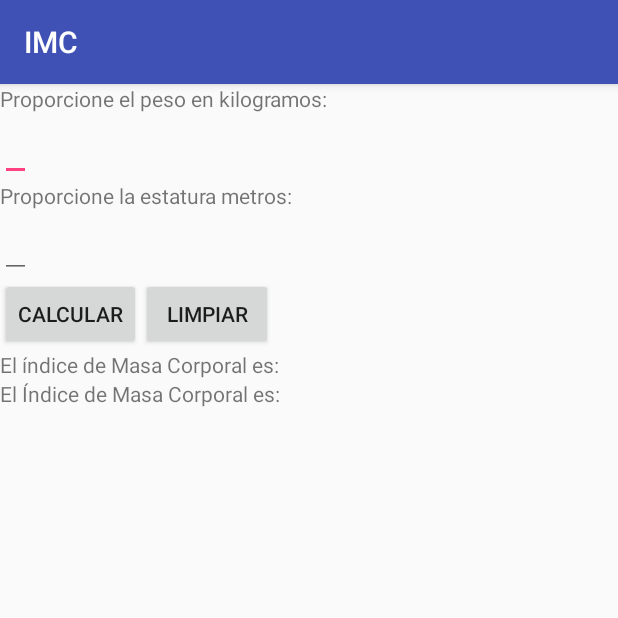
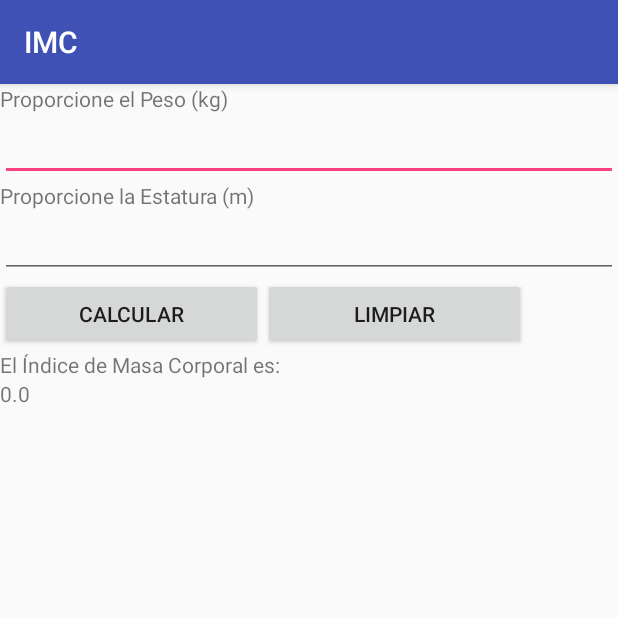
Before and after one commit to RodrigoTamayMoo/imcApp, an Android app: the screen it shows after launch (MainActivity), on a phone screen of 412 x 824 dp, the top half of it. Run offline under Robolectric (Android 15) with nearby library versions, the phone set to English and light mode, and no system bars.

Commit message:
IMC: Primer versión funcional del proyecto. Incluye manejo de eventos.

```diff
--- a/app/src/main/res/layout/activity_main.xml
+++ b/app/src/main/res/layout/activity_main.xml
@@ -14,8 +14,9 @@
         android:text="@string/texto_etiqueta_peso" />
 
     <EditText
-        android:layout_width="wrap_content"
+        android:layout_width="match_parent"
         android:layout_height="wrap_content"
+        android:inputType="number"
         android:id="@+id/campo_peso"
         />
 
@@ -25,37 +26,39 @@
         android:text="@string/texto_etiqueta_estatura" />
 
     <EditText
-        android:layout_width="wrap_content"
+        android:layout_width="match_parent"
         android:layout_height="wrap_content"
+        android:inputType="numberDecimal"
         android:id="@+id/campo_estatura" />
 
     <LinearLayout
         android:layout_width="match_parent"
         android:layout_height="wrap_content"
-        android:orientation="horizontal">
+        android:orientation="horizontal"
+        android:layout_gravity="center" >
 
         <Button
-            android:layout_width="wrap_content"
+            android:layout_width="175dp"
             android:layout_height="wrap_content"
             android:text="@string/texto_boton_calcular"
-            android:id="@+id/boton_calcular" />
+            android:id="@+id/boton_calcular"/>
 
         <Button
-            android:layout_width="wrap_content"
+            android:layout_width="175dp"
             android:layout_height="wrap_content"
             android:text="@string/texto_boton_limpiar"
-            android:id="@+id/boton_limpiar" />
+            android:id="@+id/boton_limpiar"/>
     </LinearLayout>
 
     <TextView
         android:layout_width="wrap_content"
         android:layout_height="wrap_content"
-        android:text="El índice de Masa Corporal es: "/>
+        android:text="@string/texto_etiqueta_resultado"/>
 
     <TextView
         android:layout_width="wrap_content"
         android:layout_height="wrap_content"
-        android:text="@string/texto_etiqueta_resultado"
-        android:id="@+id/etiqueta_imc" />
+        android:id="@+id/etiqueta_imc"
+        android:text="@string/texto_etiqueta_imc" />
 
 </LinearLayout>
--- a/app/src/main/res/values/strings.xml
+++ b/app/src/main/res/values/strings.xml
@@ -1,8 +1,9 @@
 <resources>
-    <string name="app_name">IMC</string>
-    <string name="texto_etiqueta_peso"> Proporcione el peso en kilogramos: </string>
-    <string name="texto_etiqueta_estatura"> Proporcione la estatura metros: </string>
+    <string name="app_name"> IMC </string>
+    <string name="texto_etiqueta_peso"> Proporcione el Peso (kg) </string>
+    <string name="texto_etiqueta_estatura"> Proporcione la Estatura (m) </string>
     <string name="texto_boton_calcular"> Calcular </string>
     <string name="texto_boton_limpiar"> Limpiar </string>
     <string name="texto_etiqueta_resultado"> El Índice de Masa Corporal es: </string>
+    <string name="texto_etiqueta_imc"> 0.0 </string>
 </resources>
```
Also changed, not shown: app/src/main/java/com/example/rodrigo_tamay_moo/imc/MainActivity.java (+44 -16 lines), app/src/main/res/drawable/war.png (added).
